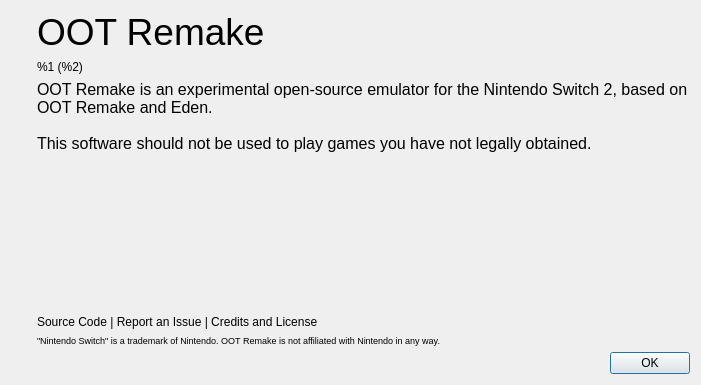
First picture: the form in src/yuzu/aboutdialog.ui, repository Djipi71/OOT, before the edit.
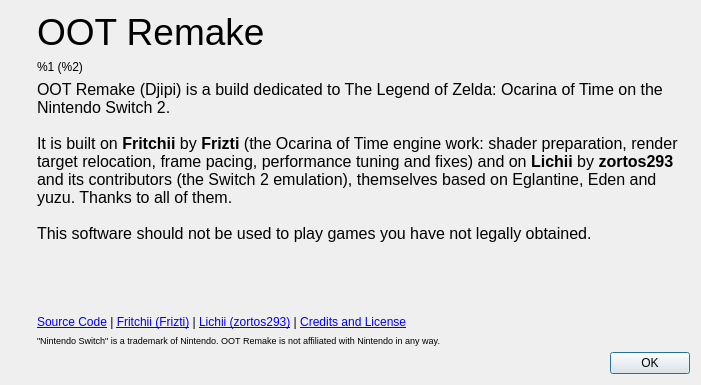
Second picture: the form after the edit. Icons and pictures are not drawn.

Commit message:
About and README: credit Frizti's Fritchii and zortos293's Lichii
The About window links the source, Fritchii, Lichii and the credits, and says
what each project brings; the rebrand had turned its links into
github.com/zortos293/OOT Remake. The README gets a Credits section.

```diff
--- a/src/yuzu/aboutdialog.ui
+++ b/src/yuzu/aboutdialog.ui
@@ -102,7 +102,7 @@
 li.unchecked::marker { content: &quot;\2610&quot;; }
 li.checked::marker { content: &quot;\2612&quot;; }
 &lt;/style&gt;&lt;/head&gt;&lt;body style=&quot; font-family:'Noto Sans'; font-size:9pt; font-weight:400; font-style:normal;&quot;&gt;
-&lt;p style=&quot; margin-top:0px; margin-bottom:0px; margin-left:0px; margin-right:0px; -qt-block-indent:0; text-indent:0px;&quot;&gt;&lt;span style=&quot; font-family:'MS Shell Dlg 2'; font-size:12pt;&quot;&gt;OOT Remake is an experimental open-source emulator for the Nintendo Switch 2, based on OOT Remake and Eden. &lt;br /&gt;&lt;br /&gt;This software should not be used to play games you have not legally obtained.&lt;/span&gt;&lt;/p&gt;&lt;/body&gt;&lt;/html&gt;</string>
+&lt;p style=&quot; margin-top:0px; margin-bottom:0px; margin-left:0px; margin-right:0px; -qt-block-indent:0; text-indent:0px;&quot;&gt;&lt;span style=&quot; font-family:'MS Shell Dlg 2'; font-size:12pt;&quot;&gt;OOT Remake (Djipi) is a build dedicated to The Legend of Zelda: Ocarina of Time on the Nintendo Switch 2.&lt;br /&gt;&lt;br /&gt;It is built on &lt;b&gt;Fritchii&lt;/b&gt; by &lt;b&gt;Frizti&lt;/b&gt; (the Ocarina of Time engine work: shader preparation, render target relocation, frame pacing, performance tuning and fixes) and on &lt;b&gt;Lichii&lt;/b&gt; by &lt;b&gt;zortos293&lt;/b&gt; and its contributors (the Switch 2 emulation), themselves based on Eglantine, Eden and yuzu. Thanks to all of them.&lt;br /&gt;&lt;br /&gt;This software should not be used to play games you have not legally obtained.&lt;/span&gt;&lt;/p&gt;&lt;/body&gt;&lt;/html&gt;</string>
          </property>
          <property name="alignment">
           <set>Qt::AlignmentFlag::AlignLeading|Qt::AlignmentFlag::AlignLeft|Qt::AlignmentFlag::AlignVCenter</set>
@@ -128,7 +128,7 @@
        <item>
         <widget class="QLabel" name="labelLinks">
          <property name="text">
-          <string>&lt;html&gt;&lt;body&gt;&lt;p&gt;&lt;a href=&quot;https://github.com/zortos293/OOT Remake&quot;&gt;Source Code&lt;/a&gt; | &lt;a href=&quot;https://github.com/zortos293/OOT Remake/issues&quot;&gt;Report an Issue&lt;/a&gt; | &lt;a href=&quot;https://github.com/zortos293/OOT Remake#credits-and-license&quot;&gt;Credits and License&lt;/a&gt;&lt;/p&gt;&lt;/body&gt;&lt;/html&gt;</string>
+          <string>&lt;html&gt;&lt;body&gt;&lt;p&gt;&lt;a href=&quot;https://github.com/Djipi71/OOT&quot;&gt;Source Code&lt;/a&gt; | &lt;a href=&quot;https://github.com/Frizti/Fritchii&quot;&gt;Fritchii (Frizti)&lt;/a&gt; | &lt;a href=&quot;https://github.com/zortos293/Lichii&quot;&gt;Lichii (zortos293)&lt;/a&gt; | &lt;a href=&quot;https://github.com/Djipi71/OOT#credits&quot;&gt;Credits and License&lt;/a&gt;&lt;/p&gt;&lt;/body&gt;&lt;/html&gt;</string>
          </property>
          <property name="openExternalLinks">
           <bool>true</bool>
```
The commit also changes 1 other file.
